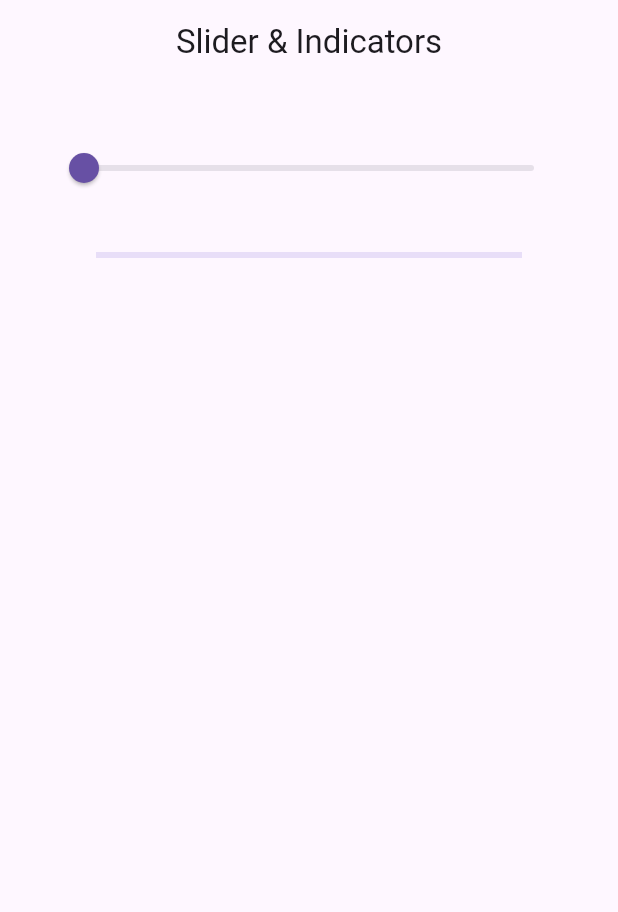
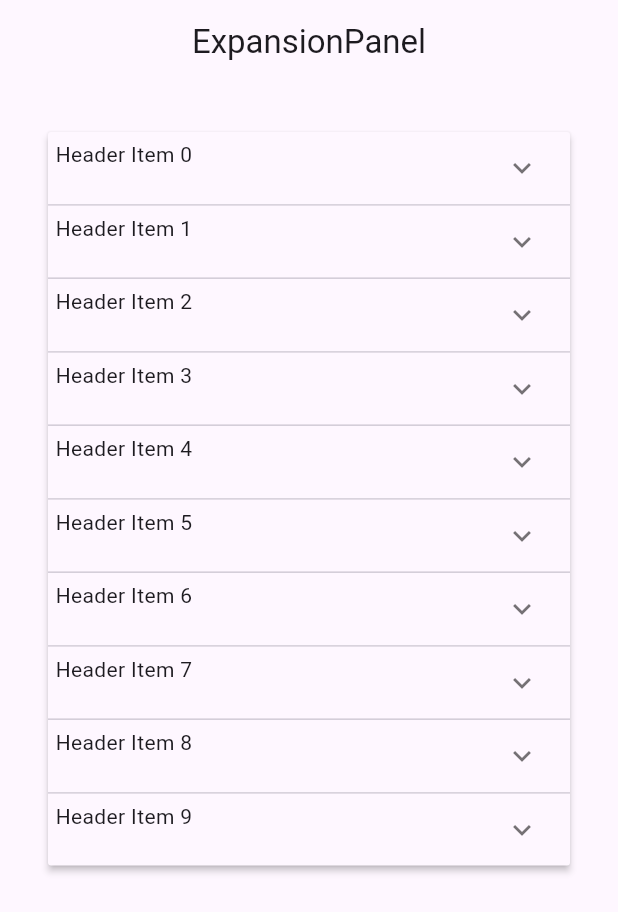
Before and after one commit to Masfiqun/Flutter-Widgets, a Flutter app: the screen it shows after launch, on a phone screen of 412 x 824 dp. Shown: the top 912 px of the screen. Run offline on Flutter 3.47's test engine with Material 3 defaults, Android fonts, the phone set to English and light mode, and no system bars.

Commit message:
Expansion Panel

```diff
--- /dev/null
+++ b/lib/ExpansionPanel.dart
@@ -0,0 +1,73 @@
+import 'package:flutter/material.dart';
+
+class Expansion extends StatefulWidget {
+  const Expansion({super.key});
+
+  @override
+  State<Expansion> createState() => _ExpansionState();
+}
+
+class MyItem{
+  bool isExpanded;
+  final String header;
+  final Widget body;
+
+  MyItem(this.isExpanded, this.header, this.body);
+}
+
+class _ExpansionState extends State<Expansion> {
+
+  List<MyItem> _items = [];
+
+  @override
+  void initState(){
+    for(int i=0; i<10; i++){
+      _items.add(MyItem(
+        false,
+        'Item ${i}',
+        Container(
+          padding: EdgeInsets.all(10.0),
+          child: Text('Hello World'),
+        )
+      ));
+    }
+  }
+
+  ExpansionPanel _createitem(MyItem item){
+    return ExpansionPanel(
+      headerBuilder: (BuildContext context, bool isExpanded){
+        return Container(
+          padding: EdgeInsets.all(5.0),
+          child: Text('Header ${item.header}'),
+        );
+      },
+      body: item.body,
+      isExpanded: item.isExpanded
+    );
+  }
+
+  @override
+  Widget build(BuildContext context) {
+    return Scaffold(
+      appBar: AppBar(
+        title: Center(child: Text('ExpansionPanel')),
+      ),
+
+      body: Container(
+        padding: EdgeInsets.all(32.0),
+        child: ListView(
+          children: [
+            ExpansionPanelList(
+              expansionCallback: (int index, bool isExpanded){
+                setState(() {
+                  _items[index].isExpanded =  !_items[index].isExpanded;
+                });
+              },
+              children: _items.map(_createitem).toList(),
+            )
+          ],
+        )
+      ),
+    );
+  }
+}
--- a/lib/chipsAdding.dart
+++ b/lib/chipsAdding.dart
@@ -14,6 +14,7 @@ class _chipsAddingState extends State<chipsAdding> {
 
   @override
   void initState(){
+    super.initState();
     for(int i=0; i<5; i++){
       Widget child = _newItem(i);
       _list.add(child);
--- a/lib/main.dart
+++ b/lib/main.dart
@@ -16,6 +16,9 @@ import 'package:flutter_widgets/Tooltip.dart';
 import 'package:flutter_widgets/Dropdown_Button.dart';
 import 'package:flutter_widgets/chipsAdding.dart';
 import 'package:flutter_widgets/Slider&Indicator.dart';
+import 'package:flutter_widgets/PopMenuButton.dart';
+import 'package:flutter_widgets/ExpansionPanel.dart';
+
 
 void main(){
   runApp(const MyApp());
@@ -42,7 +45,9 @@ class MyApp extends StatelessWidget {
       // col(),
       // clip(),
       // chipsAdding(),
-      SI(),
+      // SI(),
+      // PopMenuButton(),
+      Expansion()
     );
   }
 }
```
Also changed, not shown: lib/PopMenuButton.dart (+57 -1 lines).
